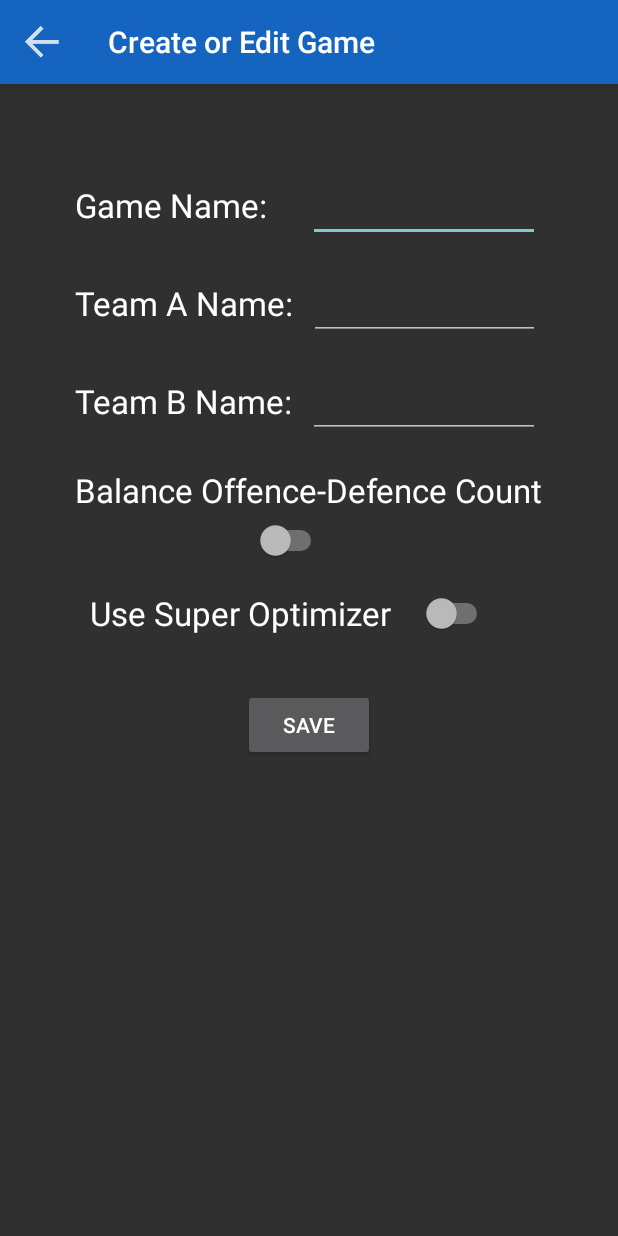
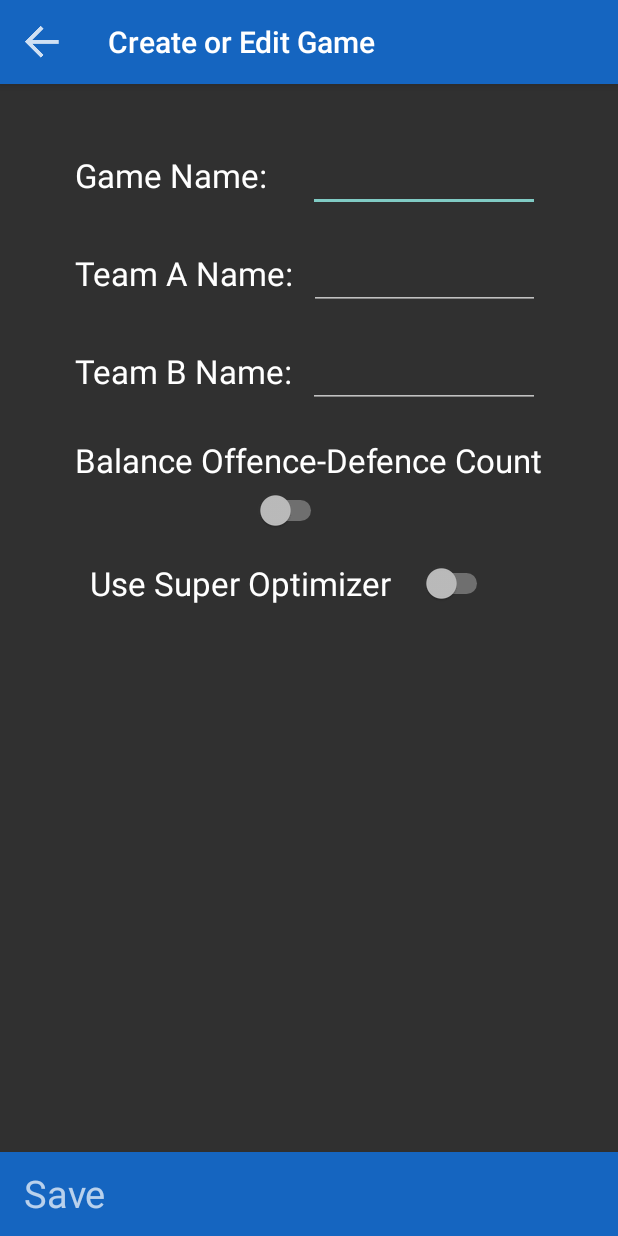
Before and after one commit to jloures/TeamChooser, an Android app: the CreateOrEditGameActivity screen opened directly, with no data from a screen before it, on a phone screen of 412 x 824 dp. Run offline under Robolectric (Android 15) with nearby library versions, the phone set to English and light mode, and no system bars.

Commit message:
Adding a switch for balance o-d ratings

```diff
--- a/app/build.gradle
+++ b/app/build.gradle
@@ -7,7 +7,7 @@ android {
     defaultConfig {
         applicationId "com.example.capstone.teamchooser"
         minSdkVersion 21
-        targetSdkVersion 23
+        targetSdkVersion 21
         versionCode 1
         versionName "1.0"
     }
--- a/app/src/main/java/com/example/capstone/teamchooser/CreateOrEditGameActivity.java
+++ b/app/src/main/java/com/example/capstone/teamchooser/CreateOrEditGameActivity.java
@@ -2,6 +2,7 @@ package com.example.capstone.teamchooser;
 
 import android.content.Intent;
 import android.support.v7.app.ActionBar;
+import android.support.v7.app.AlertDialog;
 import android.support.v7.app.AppCompatActivity;
 import android.os.Bundle;
 import android.support.v7.widget.Toolbar;
@@ -9,10 +10,11 @@ import android.view.Menu;
 import android.view.MenuInflater;
 import android.view.MenuItem;
 import android.view.View;
-import android.widget.Button;
 import android.widget.CompoundButton;
 import android.widget.EditText;
+import android.widget.LinearLayout;
 import android.widget.Switch;
+import android.widget.TextView;
 
 import com.example.capstone.teamchooser.helperClasses.Game;
 import com.example.capstone.teamchooser.helperClasses.GamesManager;
@@ -25,10 +27,10 @@ public class CreateOrEditGameActivity extends AppCompatActivity {
     private Toolbar m_toolbar = null;
     //Info being passed from the previous activity to this one
     private boolean m_isNewActivity = true;
-    //Save button
-    private Button m_saveButton = null;
-    //Duplicate button
-    private Button m_duplicateButton = null;
+    //Save Text that will serve as a Button
+    private TextView m_saveText = null;
+    //Duplicate Text that will also serve as a button
+    private TextView m_duplicateText = null;
     //String containing the game name
     private String m_gameName = null;
     //String containing the name of team a
@@ -39,8 +41,12 @@ public class CreateOrEditGameActivity extends AppCompatActivity {
     private Boolean m_isBODCount = false;
     //Boolean containing switch value for use super optimizer
     private Boolean m_isUsingSO = false;
+    //Boolean containing switch value for use o-d ratings
+    private Boolean m_isUsingBalanceODRatings = false;
     //Integer containing the gameId
     private Integer m_gameId = null;
+    //Linear layout with hidden switch
+    private LinearLayout m_layoutWithODBalance = null;
 
     @Override
     protected void onCreate(Bundle savedInstanceState) {
@@ -50,7 +56,7 @@ public class CreateOrEditGameActivity extends AppCompatActivity {
         //this activity
         setContentView(R.layout.activity_create_or_edit_game);
         //Finding our toolbar in the xml file
-        m_toolbar = (Toolbar) findViewById(R.id.create_game_toolbar);
+        m_toolbar = (Toolbar) findViewById(R.id.create_game_toolbar_top);
         //Setting it as our default toolbar
         setSupportActionBar(m_toolbar);
 
@@ -60,19 +66,22 @@ public class CreateOrEditGameActivity extends AppCompatActivity {
         //Making the back button custom ( in this case changing the color to white )
         ab.setHomeAsUpIndicator(R.drawable.back_button_white);
 
+
+        //Setting visibility of switch to gone (should only show up once super
+        //optimizer switch is on
+        m_layoutWithODBalance = (LinearLayout) findViewById(R.id.balance_o_d_ratings_layout);
         //Now we'll be taking the extras being passed from the game list activity
-        m_saveButton = (Button) findViewById(R.id.save_game_button);
-        m_duplicateButton = (Button) findViewById(R.id.duplicate_game_button);
+        m_saveText = (TextView) findViewById(R.id.save_game_text);
+        m_duplicateText = (TextView) findViewById(R.id.duplicate_game_text);
         Bundle extras = getIntent().getExtras();
         m_isNewActivity = extras == null;
         if( m_isNewActivity ) {
-            m_duplicateButton.setVisibility(View.GONE);
+            m_duplicateText.setVisibility(View.GONE);
         } else {
-            m_duplicateButton.setOnClickListener(new View.OnClickListener() {
+            m_duplicateText.setOnClickListener(new View.OnClickListener() {
                 @Override
                 public void onClick(View v) {
                     editOrCreateGame( true );
-                    returnToGameList();
                 }
             });
         }
@@ -81,11 +90,10 @@ public class CreateOrEditGameActivity extends AppCompatActivity {
         this.updateGameInfoFromExtras(extras);
         this.populateActivityView();
         //Setting logic for SAVE button
-        m_saveButton.setOnClickListener(new View.OnClickListener() {
+        m_saveText.setOnClickListener(new View.OnClickListener() {
             @Override
             public void onClick(View v) {
                 editOrCreateGame( false );
-                returnToGameList();
             }
         });
 
@@ -105,9 +113,23 @@ public class CreateOrEditGameActivity extends AppCompatActivity {
             superOptimizerSwitch.setOnCheckedChangeListener(new CompoundButton.OnCheckedChangeListener() {
                 public void onCheckedChanged(CompoundButton buttonView, boolean isChecked) {
                     m_isUsingSO = isChecked;
+                    //Making the layout containing the other option (balance o-d ratings)
+                    //appear or disappear
+                    m_layoutWithODBalance.setVisibility(isChecked ? View.VISIBLE : View.GONE);
                 }
             });
         }
+
+        Switch balanceODRatingsSwitch = (Switch) findViewById(R.id.balance_o_d_ratings_switch);
+        if( balanceODRatingsSwitch != null ) {
+            balanceODRatingsSwitch.setOnCheckedChangeListener(new CompoundButton.OnCheckedChangeListener() {
+                public void onCheckedChanged(CompoundButton buttonView, boolean isChecked) {
+                    m_isUsingBalanceODRatings = isChecked;
+                }
+            });
+        }
+        //At onCreate, we should already know whether to display isUsingSO or not
+        m_layoutWithODBalance.setVisibility(m_isUsingSO ? View.VISIBLE : View.GONE);
     }
 
     @Override
@@ -129,7 +151,7 @@ public class CreateOrEditGameActivity extends AppCompatActivity {
     public boolean onCreateOptionsMenu(Menu menu) {
         if( !m_isNewActivity ) {
             MenuInflater inflater = getMenuInflater();
-            inflater.inflate(R.menu.create_or_edit_game_menu, menu);
+            inflater.inflate(R.menu.create_or_edit_game_menu_top, menu);
         }
         return true;
     }
@@ -140,8 +162,16 @@ public class CreateOrEditGameActivity extends AppCompatActivity {
     }
 
     private void editOrCreateGame( Boolean isDuplicate ) {
-        //TODO error handling
-       this.updateGameInfo();
+        this.updateGameInfo();
+        //error handling such as empty strings for Game Names
+        if( Objects.equals(m_teamAName,"") || Objects.equals(m_teamBName,"") || Objects.equals(m_gameName,"") ) {
+            AlertDialog.Builder alertDialogBuilder = new AlertDialog.Builder(this);
+            alertDialogBuilder.setTitle("Error");
+            alertDialogBuilder.setMessage("One or more fields are empty");
+            AlertDialog alertDialog = alertDialogBuilder.create();
+            alertDialog.show();
+            return;
+        }
        if( this.m_isNewActivity || isDuplicate ) {
            GamesManager.addGame(
                 new Game(
@@ -149,7 +179,8 @@ public class CreateOrEditGameActivity extends AppCompatActivity {
                     m_teamAName,
                     m_teamBName,
                     m_isUsingSO,
-                    m_isBODCount
+                    m_isBODCount,
+                    m_isUsingSO ? m_isUsingBalanceODRatings : false
                 )
            );
        } else {
@@ -160,10 +191,12 @@ public class CreateOrEditGameActivity extends AppCompatActivity {
                m_teamAName,
                m_teamBName,
                m_isUsingSO,
-               m_isBODCount
+               m_isBODCount,
+               m_isUsingBalanceODRatings
            );
 
        }
+       returnToGameList();
     }
 
     private void updateGameInfo() {
@@ -182,6 +215,7 @@ public class CreateOrEditGameActivity extends AppCompatActivity {
         m_teamBName = extras.getString("teamBName");
         m_isUsingSO = Objects.equals(extras.getString("isUsingSO"),"true");
         m_isBODCount = Objects.equals(extras.getString("isBODCount"),"true");
+        m_isUsingBalanceODRatings = Objects.equals(extras.getString("isBalanceODRatings"),"true");
     }
 
     private void populateActivityView() {
@@ -190,6 +224,7 @@ public class CreateOrEditGameActivity extends AppCompatActivity {
         ((EditText) findViewById(R.id.team_b_name_input)).setText(m_teamBName);
         ((Switch) findViewById(R.id.use_super_optimizer_switch)).setChecked(m_isUsingSO);
         ((Switch) findViewById(R.id.balance_offense_defence_switch)).setChecked(m_isBODCount);
+        ((Switch) findViewById(R.id.balance_o_d_ratings_switch)).setChecked(m_isUsingBalanceODRatings);
     }
 
     private void returnToGameList() {
--- a/app/src/main/java/com/example/capstone/teamchooser/GameListActivity.java
+++ b/app/src/main/java/com/example/capstone/teamchooser/GameListActivity.java
@@ -79,13 +79,14 @@ public class GameListActivity extends TeamChooserActivity {
                 Game g = (Game) parent.getItemAtPosition(position);
                 //adding some extra info to be passed to the next activity
                 Intent intent = new Intent( GameListActivity.this, CreateOrEditGameActivity.class );
-                //TODO pass the game object instead of doing this
+                //TODO pass the Game object instead of doing this
                 intent.putExtra("gameId", Integer.toString(g.getGameId()));
                 intent.putExtra("gameName", g.getGameName());
                 intent.putExtra("teamAName", g.getTeamAName());
                 intent.putExtra("teamBName", g.getTeamBName());
                 intent.putExtra("isUsingSO", g.isUsingSO() ? "true" : "false");
                 intent.putExtra("isBODCount", g.isBODCount() ? "true" : "false");
+                intent.putExtra("isBalanceODRatings", g.isUsingBalanceODRatings() ? "true" : "false");
                 startActivity(intent);
             }
         });
--- a/app/src/main/java/com/example/capstone/teamchooser/helperClasses/Game.java
+++ b/app/src/main/java/com/example/capstone/teamchooser/helperClasses/Game.java
@@ -9,6 +9,7 @@ public class Game extends GamesManager {
     private String m_teamBName = null;
     private Boolean m_isUsingSO;
     private Boolean m_isBODCount;
+    private Boolean m_isUsingBalanceODRatings;
     private Integer m_gameId;
 
     public Game(
@@ -16,14 +17,25 @@ public class Game extends GamesManager {
         String teamAName,
         String teamBName,
         Boolean isUsingSO,
-        Boolean isBODCount
+        Boolean isBODCount,
+        Boolean isUsingBalanceODRatings
     ) {
         this.m_gameName = gameName;
         this.m_teamAName = teamAName;
         this.m_teamBName = teamBName;
         this.m_isBODCount = isBODCount;
         this.m_isUsingSO = isUsingSO;
+        this.m_isUsingBalanceODRatings = isUsingBalanceODRatings;
         this.m_gameId = super.getNewGameId();
+    }
+
+
+    public Boolean isUsingBalanceODRatings() {
+        return m_isUsingBalanceODRatings;
+    }
+
+    public void setUsingBalanceODRatings(Boolean m_isUsingBalanceODRatings) {
+        this.m_isUsingBalanceODRatings = m_isUsingBalanceODRatings;
     }
 
     public int getGameId() {
@@ -73,13 +85,15 @@ public class Game extends GamesManager {
         String teamAName,
         String teamBName,
         Boolean isUsingSO,
-        Boolean isBODCount
+        Boolean isBODCount,
+        Boolean isUsingBalanceODRatings
     ) {
         this.m_gameName = gameName;
         this.m_teamAName = teamAName;
         this.m_teamBName = teamBName;
         this.m_isBODCount = isBODCount;
         this.m_isUsingSO = isUsingSO;
+        this.m_isUsingBalanceODRatings = isUsingBalanceODRatings;
     }
 
     @Override
--- a/app/src/main/res/layout/activity_create_or_edit_game.xml
+++ b/app/src/main/res/layout/activity_create_or_edit_game.xml
@@ -7,14 +7,14 @@
     tools:context=".CreateOrEditGameActivity">
     <android.support.v7.widget.Toolbar
         style="@style/ActionBarBaseTheme"
-        android:id="@+id/create_game_toolbar"
+        android:id="@+id/create_game_toolbar_top"
         app:titleTextColor="@android:color/white" />
 
     <RelativeLayout
         android:layout_width="match_parent"
         android:layout_height="match_parent"
         android:layout_alignParentStart="true"
-        android:layout_below="@+id/create_game_toolbar">
+        android:layout_below="@+id/create_game_toolbar_top">
 
         <LinearLayout
             android:orientation="horizontal"
@@ -22,7 +22,7 @@
             android:layout_height="50dip"
             android:weightSum="1"
             android:layout_centerHorizontal="true"
-            android:layout_marginTop="60dip"
+            android:layout_marginTop="40dip"
             android:id="@+id/game_name_layout">
 
             <TextView
@@ -156,23 +156,64 @@
 
         </LinearLayout>
 
-        <Button
+        <LinearLayout
+            android:orientation="horizontal"
+            android:layout_width="match_parent"
+            android:layout_height="50dip"
+            android:weightSum="1"
+            android:id="@+id/balance_o_d_ratings_layout"
+            android:layout_below="@id/use_super_optimizer_layout"
+            android:animateLayoutChanges="true"
+            android:layout_centerHorizontal="true"
+            android:layout_marginTop="10dip">
+
+            <TextView
+                android:layout_width="wrap_content"
+                android:layout_height="wrap_content"
+                android:textAppearance="?android:attr/textAppearanceLarge"
+                android:text="@string/use_o_d_ratings_text"
+                android:id="@+id/balance_o_d_ratings_text_view"
+                android:layout_gravity="center"
+                android:layout_marginLeft="60dip" />
+
+            <Switch
+                android:layout_width="wrap_content"
+                android:layout_height="wrap_content"
+                android:id="@+id/balance_o_d_ratings_switch"
+                android:checked="false"
+                android:layout_gravity="center"
+                android:layout_marginLeft="20dip" />
+
+        </LinearLayout>
+    </RelativeLayout>
+
+    <android.support.v7.widget.Toolbar
+        style="@style/ActionBarBaseTheme"
+        android:id="@+id/create_game_toolbar_bottom"
+        app:titleTextColor="@android:color/white"
+        android:layout_alignParentBottom="true">
+        <RelativeLayout android:layout_height="match_parent"
+            android:layout_width="match_parent" >
+        <TextView
+            android:id="@+id/save_game_text"
             android:layout_width="wrap_content"
             android:layout_height="wrap_content"
             android:text="@string/save_game_text"
-            android:id="@+id/save_game_button"
-            android:layout_below="@+id/use_super_optimizer_layout"
-            android:layout_centerHorizontal="true"
-            android:layout_marginTop="25dip" />
-
-        <Button
+            android:textSize="25sp"
+            android:gravity="left"
+            android:layout_marginTop="10dip" />
+        <TextView
+            android:id="@+id/duplicate_game_text"
             android:layout_width="wrap_content"
             android:layout_height="wrap_content"
             android:text="@string/duplicate_game_text"
-            android:id="@+id/duplicate_game_button"
-            android:layout_below="@+id/save_game_button"
-            android:layout_centerHorizontal="true"
+            android:textSize="25sp"
+            android:singleLine="true"
+            android:gravity="right"
+            android:layout_alignParentTop="true"
+            android:layout_alignParentEnd="true"
+            android:layout_marginRight="10dip"
             android:layout_marginTop="10dip" />
-    </RelativeLayout>
-
+        </RelativeLayout>
+        </android.support.v7.widget.Toolbar>
 </RelativeLayout>
--- a/app/src/main/res/values/strings.xml
+++ b/app/src/main/res/values/strings.xml
@@ -13,4 +13,5 @@
     <string name="save_game_text">Save</string>
     <string name="duplicate_game_text">Duplicate</string>
     <string name="delete_game_menu_item_title">Delete Game</string>
+    <string name="use_o_d_ratings_text">Balance O-D Ratings</string>
 </resources>
```
Also changed, not shown: app/src/main/res/menu/create_or_edit_game_menu_top.xml (line endings or trailing spaces).
